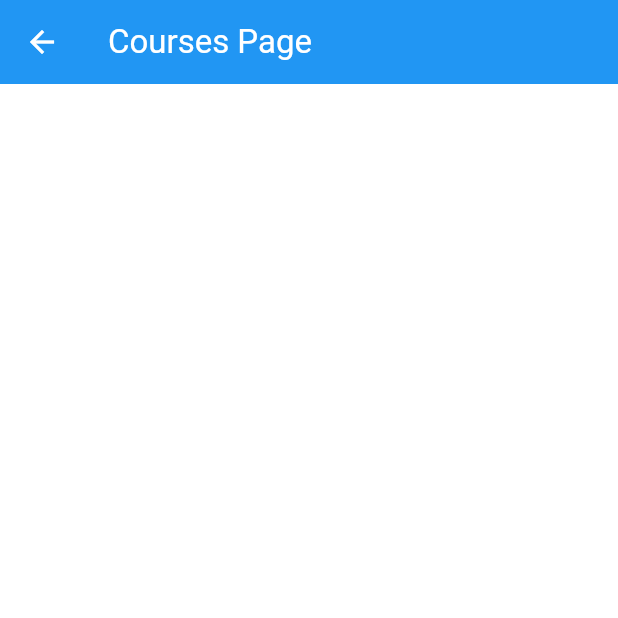
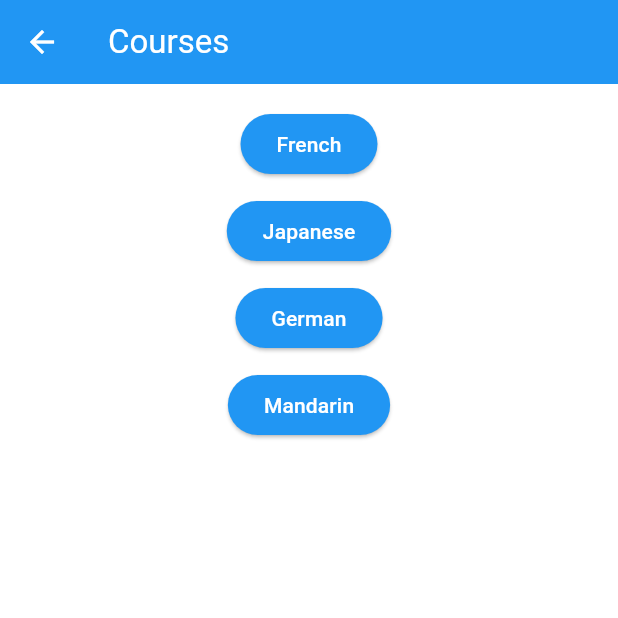
Before and after one commit to DenzelHuang/se_wmp_project, a Flutter app: the CoursesPage screen opened directly, on a phone screen of 412 x 824 dp, the top half of it. Run offline on Flutter 3.47's test engine with Material 3 defaults, Android fonts, the phone set to English and light mode, and no system bars.

```diff
--- a/lib/pages/courses_page.dart
+++ b/lib/pages/courses_page.dart
@@ -5,8 +5,33 @@ class CoursesPage extends StatelessWidget {
 
   @override
   Widget build(BuildContext context) {
+    // List of languages
+    final languages = ['French', 'Japanese', 'German', 'Mandarin'];
+
     return Scaffold(
-      appBar: AppBar(title: const Text("Courses Page")),
+      appBar: AppBar(
+        title: const Text('Courses'),
+      ),
+      body: ListView.builder(
+        padding: const EdgeInsets.all(16.0),
+        itemCount: languages.length,
+        itemBuilder: (context, index) {
+          return Column(
+            children: [
+              ElevatedButton(
+                onPressed: () {
+                  // Implement navigation or action for each language
+                  ScaffoldMessenger.of(context).showSnackBar(
+                    SnackBar(content: Text('${languages[index]} course selected')),
+                  );
+                },
+                child: Text(languages[index]),
+              ),
+              const SizedBox(height: 10), // Space between buttons
+            ],
+          );
+        },
+      ),
     );
   }
 }
```
Also changed, not shown: lib/pages/home_page.dart (+30 -7 lines), 2 other files.
